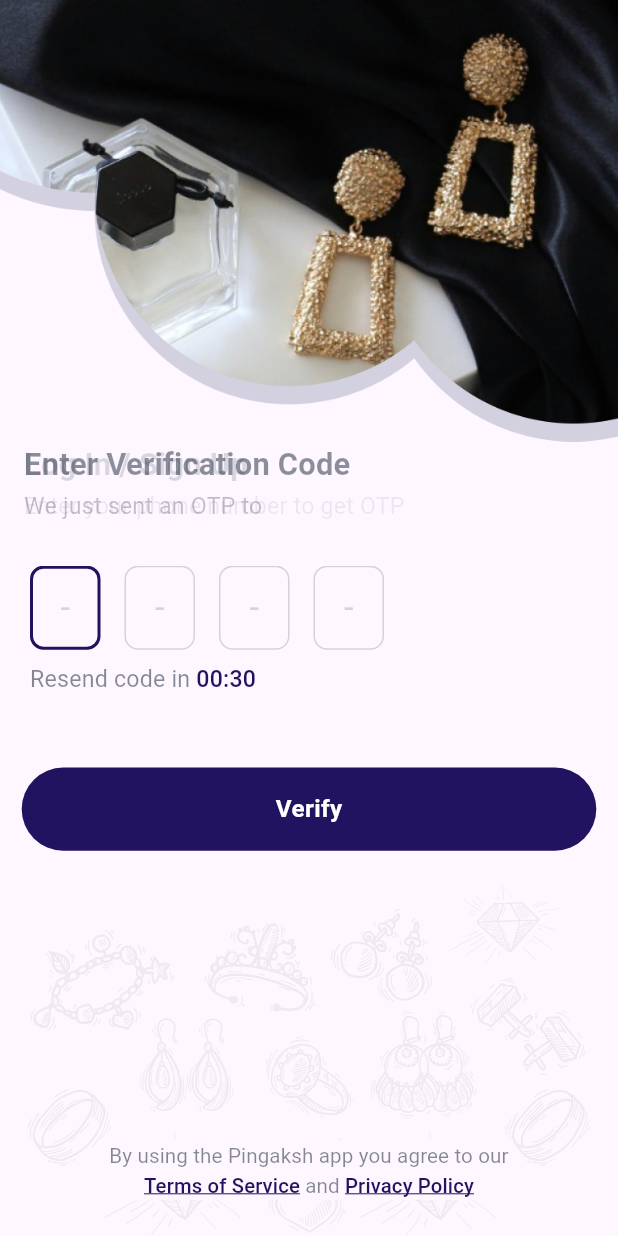
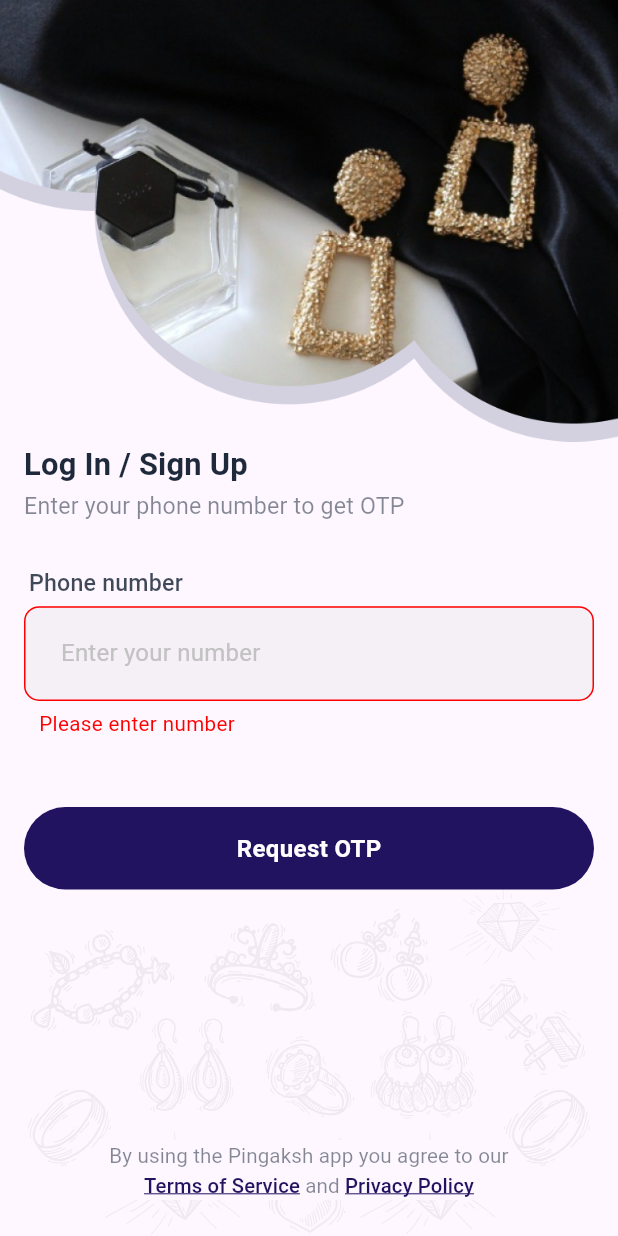
Before and after one commit to pingaksh-tech/pinga-mobile-app, a Flutter app: the screen it shows after launch, after a tap on "Request OTP", on a phone screen of 412 x 824 dp. Run offline on Flutter 3.47's test engine with Material 3 defaults, Android fonts, the phone set to English and light mode, and no system bars; drawn by our look-alikes of pinput; our stand-ins replace connectivity_plus, cookie_jar, device_info_plus, dio, dio_cookie_manager, flutter_keyboard_visibility and 10 more; Roboto replaces fonts that are missing (DmSans); project files that could hold a hidden picture were left out.

Commit message:
Manage validations in enter mobile number and verify OTP module.

```diff
--- a/lib/view/auth_flow/login/login_controller.dart
+++ b/lib/view/auth_flow/login/login_controller.dart
@@ -17,6 +17,22 @@ class LoginController extends GetxController {
   Rx<TextEditingController> numberCon = TextEditingController(text: kDebugMode ? "9876543210" : null).obs;
   RxBool numberValidation = true.obs;
   RxString numberError = ''.obs;
+
+  bool mobileValidation() {
+    // Phone number validation
+    if (numberCon.value.text.trim().isEmpty) {
+      numberError.value = "Please enter number";
+      numberValidation.value = false;
+      //? number.length > 16 || number.length < 9
+    } else if (!GetUtils.isPhoneNumber(numberCon.value.text.trim())) {
+      numberError.value = "Please enter valid number";
+      numberValidation.value = false;
+    } else {
+      numberValidation.value = true;
+    }
+
+    return numberValidation.isTrue;
+  }
 
   // Forgot Password
   Rx<TextEditingController> otpController = TextEditingController().obs;
@@ -49,4 +65,11 @@ class LoginController extends GetxController {
       },
     );
   }
+   void checkOTPButtonDisableStatus() {
+    if (otpController.value.text.trim().length != maxOTPLength) {
+      disableButton.value = true;
+    } else {
+      disableButton.value = false;
+    }
+  }
 }
--- a/lib/view/auth_flow/login/login_screen.dart
+++ b/lib/view/auth_flow/login/login_screen.dart
@@ -66,15 +66,36 @@ class LoginScreen extends StatelessWidget {
                             ),
                           ),
                           UiUtils.fadeSwitcherWidget(
-                            child: Text(
-                              switch (con.screenType.value) {
-                                AuthScreenType.login => 'Enter your phone number to get OTP',
-                                AuthScreenType.forgotPassword => 'We just sent an OTP to ${con.numberCon.value.text}',
-                              },
+                              child: SizedBox(
+                            key: ValueKey(con.screenType.value),
+                            child: switch (con.screenType.value) {
+                              AuthScreenType.login => Text(
+                                  'Enter your phone number to get OTP',
                                   key: ValueKey(con.screenType.value),
                                   style: AppTextStyle.subtitleStyle(context),
                                 ),
+                              AuthScreenType.forgotPassword => RichText(
+                                  key: ValueKey(con.screenType.value),
+                                  textAlign: TextAlign.center,
+                                  text: TextSpan(
+                                    text: "We just sent an OTP to ",
+                                    style: AppTextStyle.subtitleStyle(context),
+                                    children: [
+                                      TextSpan(
+                                        text: con.numberCon.value.text.trim(),
+                                        recognizer: TapGestureRecognizer()
+                                          ..onTap = con.isLoading.isFalse && con.isResendOtp.isFalse
+                                              ? () {
+                                                  con.screenType.value = AuthScreenType.login;
+                                                }
+                                              : null,
+                                        style: AppTextStyle.subtitleStyle(context).copyWith(fontWeight: FontWeight.w500, color: Theme.of(context).primaryColor),
                                       ),
+                                    ],
+                                  ),
+                                ),
+                            },
+                          )),
                           (defaultPadding * 1.5).verticalSpace,
                           AnimatedClipRect(
                             open: con.screenType.value == AuthScreenType.login,
@@ -170,7 +191,7 @@ class LoginScreen extends StatelessWidget {
                                     // }
                                   },
                                   onChanged: (pin) async {
-                                    // con.checkButtonDisableStatus();
+                                    con.checkOTPButtonDisableStatus();
                                     con.otpValidation.value = true;
                                     con.otpError.value = "";
                                   },
@@ -250,6 +271,10 @@ class LoginScreen extends StatelessWidget {
                               AuthScreenType.forgotPassword => 'Verify',
                             },
                             loader: con.isLoading.value,
+                            disableButton: switch (con.screenType.value) {
+                              AuthScreenType.login => false,
+                              AuthScreenType.forgotPassword => con.disableButton.value,
+                            },
                             borderRadius: BorderRadius.circular(defaultRadius * 4),
                             margin: EdgeInsets.symmetric(horizontal: defaultPadding.w),
                             padding: EdgeInsets.only(top: defaultPadding.h),
@@ -258,7 +283,7 @@ class LoginScreen extends StatelessWidget {
 
                               switch (con.screenType.value) {
                                 case AuthScreenType.login:
-
+                                  if (con.mobileValidation()) {
                                     // In login API
                                     con.isLoading.value = true;
 
@@ -266,10 +291,12 @@ class LoginScreen extends StatelessWidget {
                                       const Duration(milliseconds: 1000),
                                       () {
                                         con.timerStart();
+                                        con.otpController.value.clear();
                                         con.isLoading.value = false;
                                         con.screenType.value = AuthScreenType.forgotPassword;
                                       },
                                     );
+                                  }
                                   break;
 
                                 case AuthScreenType.forgotPassword:
```
Lines whose indentation alone changed are shown as unchanged.
